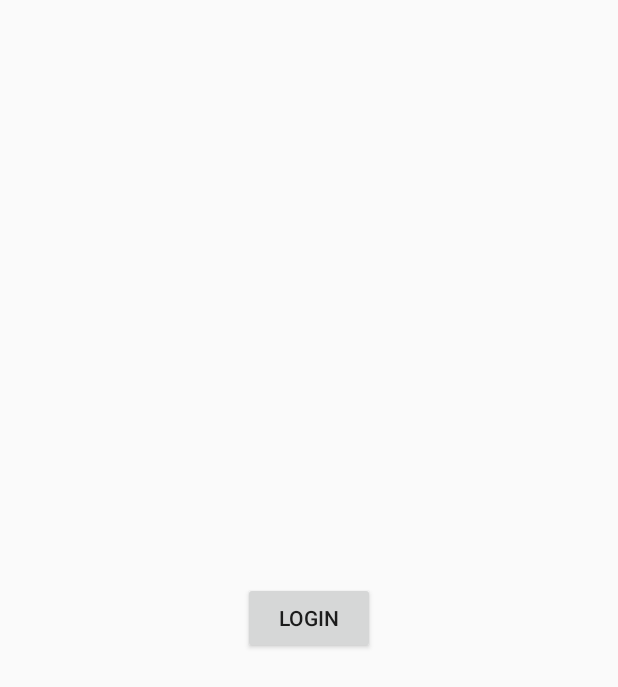
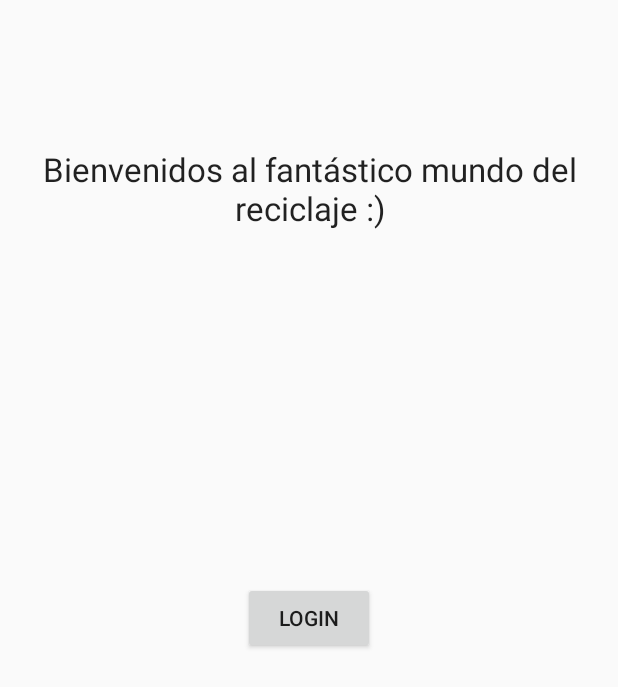
Before and after one commit to akrmn/recicl.ar, an Android app: the layout content_main.xml on its own in the app's theme, with its tools: preview values and no code run, on a phone screen of 412 x 824 dp. Shown: the top 687 px of the screen. Run offline under Robolectric (Android 15) with nearby library versions, the phone set to English and light mode, and no system bars.

Commit message:
welcome message in main activity

```diff
--- a/app/src/main/res/layout/content_main.xml
+++ b/app/src/main/res/layout/content_main.xml
@@ -19,5 +19,16 @@
         android:text="Login"
         android:id="@+id/button_login"
         android:layout_centerVertical="true"
-        android:layout_centerHorizontal="true"/>
+        android:layout_centerHorizontal="true" />
+
+    <TextView
+        android:layout_width="wrap_content"
+        android:layout_height="wrap_content"
+        android:textAppearance="?android:attr/textAppearanceLarge"
+        android:text="@string/welcome_message"
+        android:gravity="center"
+        android:id="@+id/textView2"
+        android:layout_alignParentTop="true"
+        android:layout_centerHorizontal="true"
+        android:layout_marginTop="82dp" />
 </RelativeLayout>
--- a/app/src/main/res/values/strings.xml
+++ b/app/src/main/res/values/strings.xml
@@ -1,5 +1,7 @@
 <resources>
     <string name="app_name">recicl.ar</string>
+
+    <string name="welcome_message">Bienvenidos al fantástico mundo del reciclaje :)</string>
 
     <string name="hello_world">Bienvenidos a Recicl.ar :)</string>
     <string name="action_profile">Profile</string>
```
